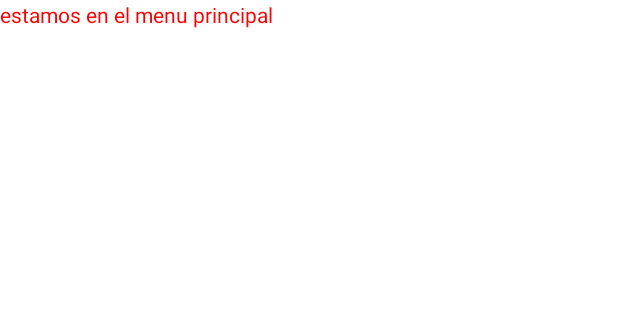
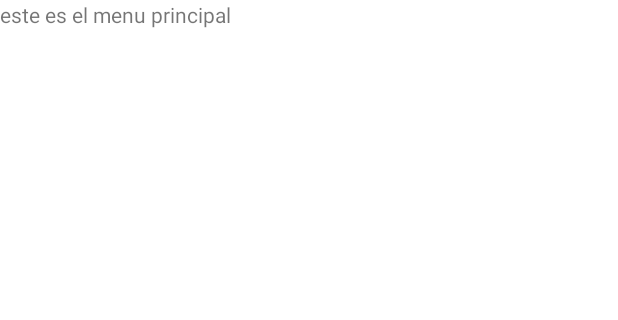
Before and after one commit to lunnik/Movilia, an Android app: the MainActivity screen opened directly, with no data from a screen before it, on a phone screen of 412 x 824 dp, the part 84-404 px from its top. Run offline under Robolectric (Android 15) with nearby library versions, the phone set to English and light mode, and no system bars; libraries missing offline, so code that uses them is left out: com.facebook.drawee.

Commit message:
agrege un fragmento

```diff
--- a/app/src/main/java/com/lionsquare/movilia/MainActivity.java
+++ b/app/src/main/java/com/lionsquare/movilia/MainActivity.java
@@ -1,5 +1,7 @@
 package com.lionsquare.movilia;
 
+import android.app.FragmentManager;
+import android.app.FragmentTransaction;
 import android.os.Handler;
 import android.support.annotation.NonNull;
 import android.support.design.widget.NavigationView;
@@ -13,15 +15,14 @@ import android.view.MenuItem;
 import android.widget.TextView;
 
 import com.facebook.drawee.backends.pipeline.Fresco;
+import com.lionsquare.movilia.fragments.MainFragment;
 
 public class MainActivity extends AppCompatActivity implements NavigationView.OnNavigationItemSelectedListener {
 
     TextView texto;
-
     DrawerLayout drawerLayout;
     NavigationView navigationView;
     Toolbar toolbar;
-
 
 
     @Override
@@ -35,9 +36,8 @@ public class MainActivity extends AppCompatActivity implements NavigationView.On
         // TODO: 02/02/17 metodos para inicializar los componetes de cada vista
         initToolbar();
         initDrawer();
+        initFragment();
 
-        texto = (TextView) findViewById(R.id.textView);
-        texto.setText("estamos en el menu principal");
     }
 
     /**
@@ -62,6 +62,19 @@ public class MainActivity extends AppCompatActivity implements NavigationView.On
         navigationView.setNavigationItemSelectedListener(this);
     }
 
+    /**
+     * se inicia el fragmento
+     **/
+
+    void initFragment() {
+        MainFragment mainFragment = new MainFragment();
+        FragmentManager manager = getFragmentManager();
+        FragmentTransaction ft = manager.beginTransaction();
+        manager.popBackStack(null, FragmentManager.POP_BACK_STACK_INCLUSIVE);
+        ft.replace(R.id.frame_content, mainFragment);
+        ft.commit();
+    }
+
     // TODO: 02/02/17 este metodo sirve para modificar los eventos del menu drawer
     @Override
     public boolean onNavigationItemSelected(@NonNull MenuItem item) {
--- /dev/null
+++ b/app/src/main/java/com/lionsquare/movilia/fragments/MainFragment.java
@@ -0,0 +1,33 @@
+package com.lionsquare.movilia.fragments;
+
+import android.app.Fragment;
+import android.os.Bundle;
+import android.support.annotation.Nullable;
+import android.view.LayoutInflater;
+import android.view.View;
+import android.view.ViewGroup;
+import android.widget.TextView;
+
+import com.lionsquare.movilia.R;
+
+/**
+ * Created by edgararana on 05/02/17.
+ */
+
+public class MainFragment extends Fragment {
+    TextView textView;
+
+    @Nullable
+    @Override
+    public View onCreateView(LayoutInflater inflater, ViewGroup container, Bundle savedInstanceState) {
+        View view = inflater.inflate(R.layout.fragment_main, container, false);
+        // TODO: 05/02/17 en los fragmentos para poder acceder alas vistas tienes que obtenerlo diercto del inflate
+        /**
+         *  view es la vista que hereda todas las vistas que se inflan en el xml
+         *
+         * **/
+        textView = (TextView) view.findViewById(R.id.fm_txt_texto);
+        textView.setText("este es el menu principal");
+        return view;
+    }
+}
--- a/app/src/main/res/layout/content_main_activity.xml
+++ b/app/src/main/res/layout/content_main_activity.xml
@@ -13,12 +13,10 @@
         android:background="?attr/colorPrimary" />
 
 
-    <TextView
-        android:id="@+id/textView"
-        android:layout_width="wrap_content"
-        android:layout_height="wrap_content"
-        android:text="@string/menuprincipal1"
-        android:textColor="@color/text_color_act" />
+    <FrameLayout
+        android:id="@+id/frame_content"
+        android:layout_width="match_parent"
+        android:layout_height="match_parent" />
 
 
 </LinearLayout>
--- /dev/null
+++ b/app/src/main/res/layout/fragment_main.xml
@@ -0,0 +1,11 @@
+<?xml version="1.0" encoding="utf-8"?>
+<LinearLayout xmlns:android="http://schemas.android.com/apk/res/android"
+    android:layout_width="match_parent"
+    android:layout_height="match_parent"
+    android:orientation="vertical">
+
+    <TextView
+        android:id="@+id/fm_txt_texto"
+        android:layout_width="match_parent"
+        android:layout_height="wrap_content" />
+</LinearLayout>
```
